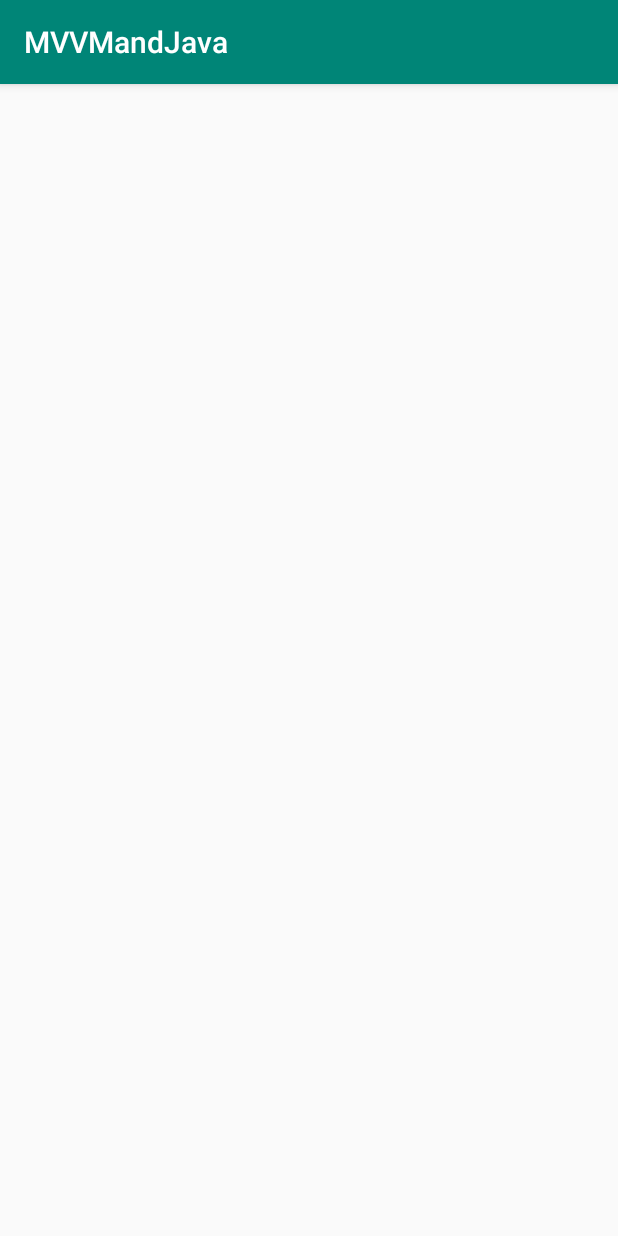
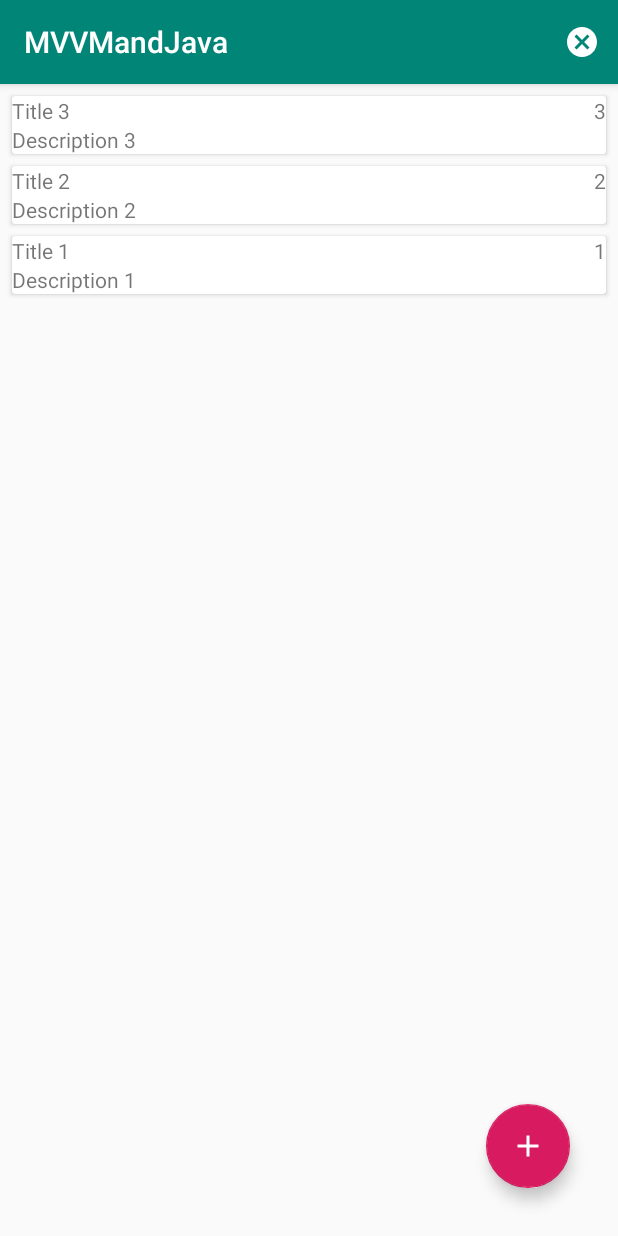
Before and after one commit to DeniE46/MVVMandJava, an Android app: the screen it shows after launch (MainActivity), on a phone screen of 412 x 824 dp. Run offline under Robolectric (Android 15) with nearby library versions, the phone set to English and light mode, and no system bars; our stand-ins replace Room's generated code.

Commit message:
Added: --- Add new note dialog --- Edit note functionality in AddEditDialog --- Delete with swipe per single item --- Delete all items Modified: --- Migrate to Android X --- Upgrade Recycler View with ListAdapter and DiffUtils to support animations in list changes

```diff
--- a/app/src/main/AndroidManifest.xml
+++ b/app/src/main/AndroidManifest.xml
@@ -9,13 +9,16 @@
         android:roundIcon="@mipmap/ic_launcher_round"
         android:supportsRtl="true"
         android:theme="@style/AppTheme">
-        <activity android:name=".MainActivity">
+        <activity android:name=".MainActivity"
+            android:launchMode="singleTop">
             <intent-filter>
                 <action android:name="android.intent.action.MAIN" />
 
                 <category android:name="android.intent.category.LAUNCHER" />
             </intent-filter>
         </activity>
+        <activity android:name=".AddEditItemActivity"
+            android:parentActivityName=".MainActivity"></activity>
     </application>
 
 </manifest>
--- a/app/src/main/java/com/denie/mvvmandjava/Note.java
+++ b/app/src/main/java/com/denie/mvvmandjava/Note.java
@@ -1,8 +1,8 @@
 package com.denie.mvvmandjava;
 
-import android.arch.persistence.room.ColumnInfo;
-import android.arch.persistence.room.Entity;
-import android.arch.persistence.room.PrimaryKey;
+import androidx.room.ColumnInfo;
+import androidx.room.Entity;
+import androidx.room.PrimaryKey;
 
 @Entity(tableName = "note_table")
 public class Note {
--- a/app/src/main/java/com/denie/mvvmandjava/NoteRepository.java
+++ b/app/src/main/java/com/denie/mvvmandjava/NoteRepository.java
@@ -1,7 +1,7 @@
 package com.denie.mvvmandjava;
 
 import android.app.Application;
-import android.arch.lifecycle.LiveData;
+import androidx.lifecycle.LiveData;
 import android.os.AsyncTask;
 
 import java.util.List;
@@ -26,7 +26,7 @@ public class NoteRepository {
     }
 
     void delete(Note note){
-        new DeleteAllNotesAsync(noteDao).execute(note);
+        new DeleteNotesAsync(noteDao).execute(note);
     }
 
     void deleteAllNotes(){
--- a/app/src/main/java/com/denie/mvvmandjava/NotesAdapter.java
+++ b/app/src/main/java/com/denie/mvvmandjava/NotesAdapter.java
@@ -1,18 +1,32 @@
 package com.denie.mvvmandjava;
 
-import android.support.annotation.NonNull;
-import android.support.v7.widget.RecyclerView;
+import androidx.annotation.NonNull;
+import androidx.recyclerview.widget.ListAdapter;
+import androidx.recyclerview.widget.DiffUtil;
+import androidx.recyclerview.widget.RecyclerView;
 import android.view.LayoutInflater;
 import android.view.View;
 import android.view.ViewGroup;
 import android.widget.TextView;
 
+public class NotesAdapter extends ListAdapter<Note, NotesAdapter.NoteHolder> {
+    OnItemClickListener listener;
 
-import java.util.ArrayList;
-import java.util.List;
+    public NotesAdapter() {
+        super(DIFF_CALLBACK);
+    }
 
-public class NotesAdapter extends RecyclerView.Adapter<NotesAdapter.NoteHolder> {
-    List<Note> noteList = new ArrayList<>();
+    public static final DiffUtil.ItemCallback<Note> DIFF_CALLBACK = new DiffUtil.ItemCallback<Note>() {
+        @Override
+        public boolean areItemsTheSame(@NonNull Note note, @NonNull Note t1) {
+            return note.getId() == t1.getId();
+        }
+
+        @Override
+        public boolean areContentsTheSame(@NonNull Note note, @NonNull Note t1) {
+            return note.getTitle().equals(t1.getTitle()) && note.getDescription().equals(t1.getDescription()) && note.getPriority() == t1.getPriority();
+        }
+    };
 
     class NoteHolder extends RecyclerView.ViewHolder {
         TextView titleView;
@@ -25,9 +39,17 @@ public class NotesAdapter extends RecyclerView.Adapter<NotesAdapter.NoteHolder>
             titleView = itemView.findViewById(R.id.text_view_title);
             priorityView = itemView.findViewById(R.id.text_view_priority);
             descriptionView = itemView.findViewById(R.id.text_view_description);
-        }
 
-
+              itemView.setOnClickListener(new View.OnClickListener() {
+                  @Override
+                  public void onClick(View view) {
+                      int position = getAdapterPosition();
+                      if(listener != null && position != RecyclerView.NO_POSITION) {
+                          listener.onItemClick(getItem(position));
+                      }
+                  }
+              });
+            }
 
     }
 
@@ -41,19 +63,24 @@ public class NotesAdapter extends RecyclerView.Adapter<NotesAdapter.NoteHolder>
 
     @Override
     public void onBindViewHolder(@NonNull NoteHolder viewHolder, int i) {
-        Note note = noteList.get(i);
+        Note note = getItem(i);
         viewHolder.titleView.setText(note.getTitle());
         viewHolder.descriptionView.setText(note.getDescription());
         viewHolder.priorityView.setText(String.valueOf(note.getPriority()));
     }
 
-    @Override
-    public int getItemCount() {
-        return noteList.size();
+
+    public Note getNotePosition(int position){
+        return getItem(position);
     }
 
-    void setNoteList(List<Note> noteList){
-        this.noteList = noteList;
-        notifyDataSetChanged();
+
+    public interface OnItemClickListener{
+        void onItemClick(Note note);
     }
+
+    void setOnItemClickListener(OnItemClickListener listener){
+        this.listener = listener;
+    }
+
 }
--- a/app/src/main/java/com/denie/mvvmandjava/NotesViewModel.java
+++ b/app/src/main/java/com/denie/mvvmandjava/NotesViewModel.java
@@ -1,9 +1,9 @@
 package com.denie.mvvmandjava;
 
 import android.app.Application;
-import android.arch.lifecycle.AndroidViewModel;
-import android.arch.lifecycle.LiveData;
-import android.support.annotation.NonNull;
+import androidx.lifecycle.AndroidViewModel;
+import androidx.lifecycle.LiveData;
+import androidx.annotation.NonNull;
 
 import java.util.List;
 
--- /dev/null
+++ b/app/src/main/res/drawable/ic_add.xml
@@ -0,0 +1,5 @@
+<vector android:height="24dp" android:tint="#FFFFFF"
+    android:viewportHeight="24.0" android:viewportWidth="24.0"
+    android:width="24dp" xmlns:android="http://schemas.android.com/apk/res/android">
+    <path android:fillColor="#FF000000" android:pathData="M19,13h-6v6h-2v-6H5v-2h6V5h2v6h6v2z"/>
+</vector>
--- /dev/null
+++ b/app/src/main/res/drawable/ic_cancel.xml
@@ -0,0 +1,5 @@
+<vector android:height="24dp" android:tint="#FFFFFF"
+    android:viewportHeight="24.0" android:viewportWidth="24.0"
+    android:width="24dp" xmlns:android="http://schemas.android.com/apk/res/android">
+    <path android:fillColor="#FF000000" android:pathData="M12,2C6.47,2 2,6.47 2,12s4.47,10 10,10 10,-4.47 10,-10S17.53,2 12,2zM17,15.59L15.59,17 12,13.41 8.41,17 7,15.59 10.59,12 7,8.41 8.41,7 12,10.59 15.59,7 17,8.41 13.41,12 17,15.59z"/>
+</vector>
--- /dev/null
+++ b/app/src/main/res/drawable/ic_save_item.xml
@@ -0,0 +1,5 @@
+<vector android:height="24dp" android:tint="#FFFFFF"
+    android:viewportHeight="24.0" android:viewportWidth="24.0"
+    android:width="24dp" xmlns:android="http://schemas.android.com/apk/res/android">
+    <path android:fillColor="#FF000000" android:pathData="M17,3L5,3c-1.11,0 -2,0.9 -2,2v14c0,1.1 0.89,2 2,2h14c1.1,0 2,-0.9 2,-2L21,7l-4,-4zM12,19c-1.66,0 -3,-1.34 -3,-3s1.34,-3 3,-3 3,1.34 3,3 -1.34,3 -3,3zM15,9L5,9L5,5h10v4z"/>
+</vector>
--- a/app/src/main/res/layout/activity_main.xml
+++ b/app/src/main/res/layout/activity_main.xml
@@ -1,14 +1,22 @@
 <?xml version="1.0" encoding="utf-8"?>
-<android.support.constraint.ConstraintLayout xmlns:android="http://schemas.android.com/apk/res/android"
+<androidx.coordinatorlayout.widget.CoordinatorLayout xmlns:android="http://schemas.android.com/apk/res/android"
     xmlns:tools="http://schemas.android.com/tools"
     android:layout_width="match_parent"
     android:layout_height="match_parent"
     tools:context=".MainActivity">
 
-    <android.support.v7.widget.RecyclerView
+    <androidx.recyclerview.widget.RecyclerView
         android:id="@+id/recycler_view"
         android:layout_width="match_parent"
         android:layout_height="match_parent"
         tools:listitem="@layout/notes_item" />
 
-</android.support.constraint.ConstraintLayout>
+    <com.google.android.material.floatingactionbutton.FloatingActionButton
+        android:id="@+id/add_new_note"
+        android:layout_width="wrap_content"
+        android:layout_height="wrap_content"
+        android:layout_gravity="end|bottom"
+        android:layout_margin="32dp"
+        android:src="@drawable/ic_add"/>
+
+</androidx.coordinatorlayout.widget.CoordinatorLayout>
--- a/app/src/main/res/layout/notes_item.xml
+++ b/app/src/main/res/layout/notes_item.xml
@@ -1,5 +1,5 @@
 <?xml version="1.0" encoding="utf-8"?>
-<android.support.v7.widget.CardView
+<androidx.cardview.widget.CardView
     xmlns:android="http://schemas.android.com/apk/res/android" android:layout_width="match_parent"
     android:layout_height="wrap_content"
     android:layout_marginStart="8dp"
@@ -40,4 +40,4 @@
 
     </RelativeLayout>
 
-</android.support.v7.widget.CardView>
+</androidx.cardview.widget.CardView>
--- /dev/null
+++ b/app/src/main/res/menu/delete_all_menu.xml
@@ -0,0 +1,11 @@
+<?xml version="1.0" encoding="utf-8"?>
+<menu xmlns:android="http://schemas.android.com/apk/res/android"
+    xmlns:app="http://schemas.android.com/apk/res-auto">
+
+    <item
+        android:id="@+id/delete_all"
+        android:title="Delete all"
+        app:showAsAction="ifRoom"
+        android:icon="@drawable/ic_cancel"/>
+
+</menu>
--- a/gradle.properties
+++ b/gradle.properties
@@ -6,6 +6,8 @@
 # http://www.gradle.org/docs/current/userguide/build_environment.html
 # Specifies the JVM arguments used for the daemon process.
 # The setting is particularly useful for tweaking memory settings.
+android.enableJetifier=true
+android.useAndroidX=true
 org.gradle.jvmargs=-Xmx1536m
 # When configured, Gradle will run in incubating parallel mode.
 # This option should only be used with decoupled projects. More details, visit
```
Also changed, not shown: app/build.gradle (+13 -14 lines), app/src/main/java/com/denie/mvvmandjava/AddEditItemActivity.java (added, +90 -0 lines), app/src/main/java/com/denie/mvvmandjava/MainActivity.java (+104 -7 lines), app/src/main/java/com/denie/mvvmandjava/NoteDao.java (+6 -6 lines), app/src/main/java/com/denie/mvvmandjava/NoteDataBase.java (+5 -5 lines), app/src/main/res/layout/activity_add_item.xml (added, +37 -0 lines), app/src/main/res/menu/add_item_menu.xml (added, +11 -0 lines), 2 other files.
